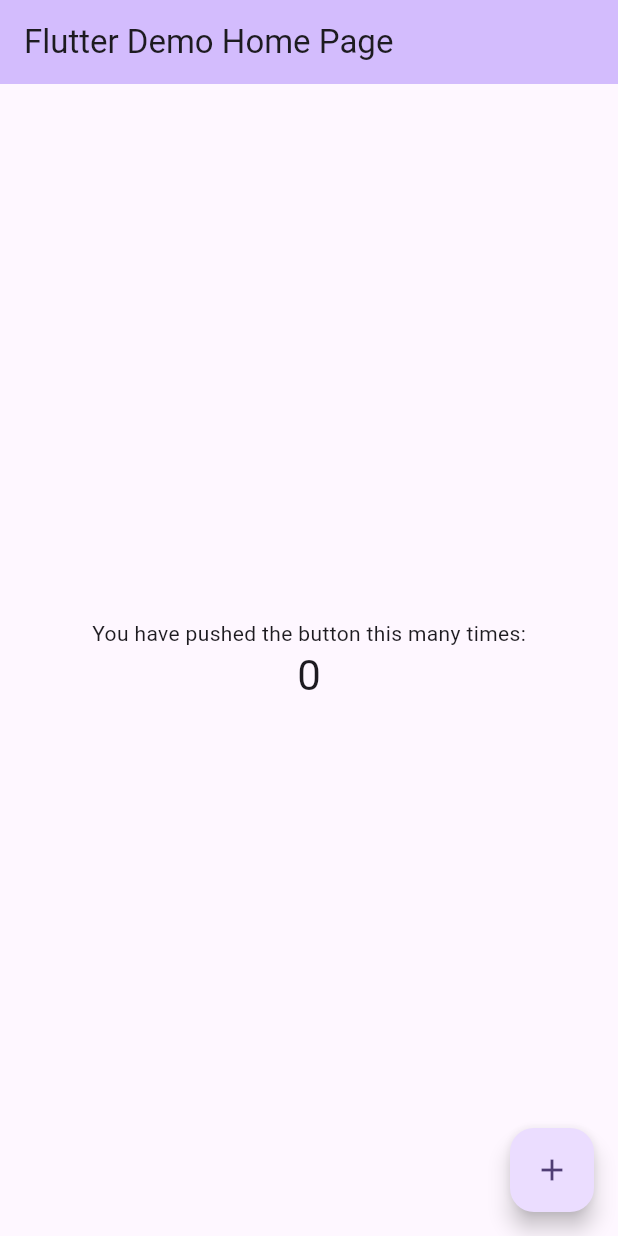
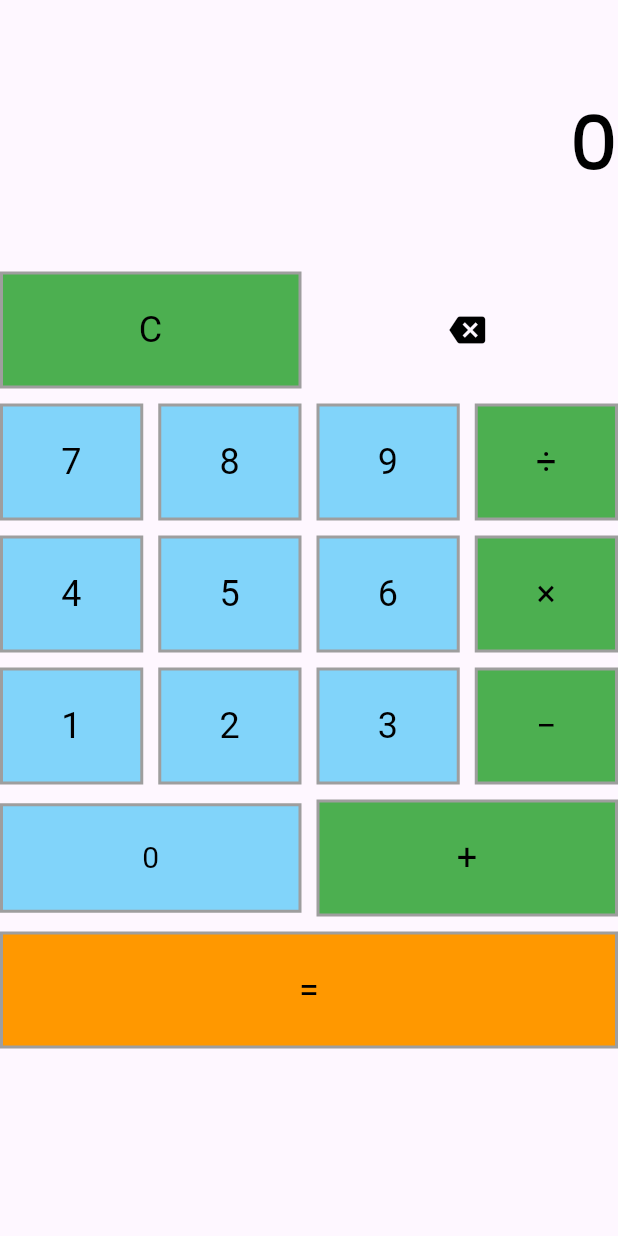
Before and after one commit to Lathavit/midterm_640710561, a Flutter app: the screen it shows after launch, on a phone screen of 412 x 824 dp. Run offline on Flutter 3.47's test engine with Material 3 defaults, Android fonts, the phone set to English and light mode, and no system bars; our stand-ins replace google_fonts.

Commit message:
first commit

```diff
--- a/lib/main.dart
+++ b/lib/main.dart
@@ -1,3 +1,4 @@
+import 'package:midterm_640710561/pages/midterm_640710561.dart';
 import 'package:flutter/material.dart';
 
 void main() {
@@ -11,7 +12,7 @@ class MyApp extends StatelessWidget {
   @override
   Widget build(BuildContext context) {
     return MaterialApp(
-      title: 'Flutter Demo',
+      title: 'MY CALCULATOR',
       theme: ThemeData(
         // This is the theme of your application.
         //
@@ -31,95 +32,7 @@ class MyApp extends StatelessWidget {
         colorScheme: ColorScheme.fromSeed(seedColor: Colors.deepPurple),
         useMaterial3: true,
       ),
-      home: const MyHomePage(title: 'Flutter Demo Home Page'),
+      home: const MyCal(),
     );
   }
 }
-
-class MyHomePage extends StatefulWidget {
-  const MyHomePage({super.key, required this.title});
-
-  // This widget is the home page of your application. It is stateful, meaning
-  // that it has a State object (defined below) that contains fields that affect
-  // how it looks.
-
-  // This class is the configuration for the state. It holds the values (in this
-  // case the title) provided by the parent (in this case the App widget) and
-  // used by the build method of the State. Fields in a Widget subclass are
-  // always marked "final".
-
-  final String title;
-
-  @override
-  State<MyHomePage> createState() => _MyHomePageState();
-}
-
-class _MyHomePageState extends State<MyHomePage> {
-  int _counter = 0;
-
-  void _incrementCounter() {
-    setState(() {
-      // This call to setState tells the Flutter framework that something has
-      // changed in this State, which causes it to rerun the build method below
-      // so that the display can reflect the updated values. If we changed
-      // _counter without calling setState(), then the build method would not be
-      // called again, and so nothing would appear to happen.
-      _counter++;
-    });
-  }
-
-  @override
-  Widget build(BuildContext context) {
-    // This method is rerun every time setState is called, for instance as done
-    // by the _incrementCounter method above.
-    //
-    // The Flutter framework has been optimized to make rerunning build methods
-    // fast, so that you can just rebuild anything that needs updating rather
-    // than having to individually change instances of widgets.
-    return Scaffold(
-      appBar: AppBar(
-        // TRY THIS: Try changing the color here to a specific color (to
-        // Colors.amber, perhaps?) and trigger a hot reload to see the AppBar
-        // change color while the other colors stay the same.
-        backgroundColor: Theme.of(context).colorScheme.inversePrimary,
-        // Here we take the value from the MyHomePage object that was created by
-        // the App.build method, and use it to set our appbar title.
-        title: Text(widget.title),
-      ),
-      body: Center(
-        // Center is a layout widget. It takes a single child and positions it
-        // in the middle of the parent.
-        child: Column(
-          // Column is also a layout widget. It takes a list of children and
-          // arranges them vertically. By default, it sizes itself to fit its
-          // children horizontally, and tries to be as tall as its parent.
-          //
-          // Column has various properties to control how it sizes itself and
-          // how it positions its children. Here we use mainAxisAlignment to
-          // center the children vertically; the main axis here is the vertical
-          // axis because Columns are vertical (the cross axis would be
-          // horizontal).
-          //
-          // TRY THIS: Invoke "debug painting" (choose the "Toggle Debug Paint"
-          // action in the IDE, or press "p" in the console), to see the
-          // wireframe for each widget.
-          mainAxisAlignment: MainAxisAlignment.center,
-          children: <Widget>[
-            const Text(
-              'You have pushed the button this many times:',
-            ),
-            Text(
-              '$_counter',
-              style: Theme.of(context).textTheme.headlineMedium,
-            ),
-          ],
-        ),
-      ),
-      floatingActionButton: FloatingActionButton(
-        onPressed: _incrementCounter,
-        tooltip: 'Increment',
-        child: const Icon(Icons.add),
-      ), // This trailing comma makes auto-formatting nicer for build methods.
-    );
-  }
-}
--- /dev/null
+++ b/lib/pages/midterm_640710561.dart
@@ -0,0 +1,233 @@
+import 'package:flutter/material.dart';
+import 'package:google_fonts/google_fonts.dart';
+
+class MyCal extends StatefulWidget {
+  const MyCal({Key? key}) : super(key: key);
+
+  @override
+  State<MyCal> createState() => _MyCalState();
+}
+
+class _MyCalState extends State<MyCal> {
+  var _text = "0";
+
+  static const addSign = "\u002B";
+  static const subtractSign = "\u2212";
+  static const multiplySign = "\u00D7";
+  static const divideSign = "\u00F7";
+  static const equalSign = "\u003D";
+
+  bool isMathOperationSign(String character) {
+    return character == addSign ||
+        character == subtractSign ||
+        character == multiplySign ||
+        character == divideSign;
+  }
+
+  Widget buildItem({
+    IconData? icon,
+    String? label,
+    required String number,
+    Color color = Colors.black,
+  }) {
+    Widget childWidget;
+
+    // Assign different colors based on the button type
+    Color? buttonColor = Colors.lightBlue[200];
+
+    if (number == "C" ||
+        number == "" ||
+        number == "=" ||
+        number == addSign ||
+        number == subtractSign ||
+        number == multiplySign ||
+        number == divideSign) {
+      buttonColor =
+          Colors.green; // Color for "C", backspace, and mathematical signs
+    }
+
+    if (number == equalSign) {
+      buttonColor = Colors.orange; // Color for "="
+    }
+
+    double fontSize = (number == "0")
+        ? 20.0
+        : 24.0; // Adjust font size for "0" to match other numeric buttons
+
+    if (number == "") {
+      childWidget = Icon(icon, color: color);
+    } else {
+      childWidget = Text(
+        number,
+        textAlign: TextAlign.center,
+        style: GoogleFonts.notoSansThai(
+          color: color,
+          fontSize: fontSize,
+        ),
+      );
+    }
+
+    return Expanded(
+      child: InkWell(
+        onTap: () {
+          setState(() {
+            if (number == "C" || number == "=") {
+              _text = "0";
+            } else if (number == "" && icon == Icons.backspace) {
+              _text =
+                  _text.length > 1 ? _text.substring(0, _text.length - 1) : "0";
+            } else if (_text == "0" || _text.contains('_')) {
+              // If the displayed number is "0" or contains an underscore,
+              // replace it with the selected number or sign
+              _text = number;
+            } else if (_text == "0" || _text.contains('_')) {
+              // If the displayed number is "0" or contains an underscore,
+              // replace it with the selected number only if the last character is not a sign
+              _text = (_text == "0" && number != "0") ||
+                      _text.contains('_') ||
+                      _text.isEmpty
+                  ? number
+                  : (_text.endsWith(addSign) ||
+                          _text.endsWith(subtractSign) ||
+                          _text.endsWith(multiplySign) ||
+                          _text.endsWith(divideSign)
+                      ? (isMathOperationSign(number) ? _text : number)
+                      : number);
+            } else if (isMathOperationSign(number)) {
+              // If the new character is a mathematical operation sign,
+              // and the last character is not a mathematical operation sign, add it
+              if (!isMathOperationSign(_text[_text.length - 1])) {
+                _text += number;
+              }
+            } else {
+              _text += number;
+            }
+          });
+        },
+        child: Container(
+          padding: const EdgeInsets.symmetric(vertical: 20.0),
+          decoration: number.isNotEmpty
+              ? BoxDecoration(
+                  color: buttonColor,
+                  border: Border.all(
+                    color: Colors.grey,
+                    width: 2.0,
+                  ),
+                )
+              : null,
+          child: Center(child: childWidget),
+        ),
+      ),
+    );
+  }
+
+  @override
+  Widget build(BuildContext context) {
+    var itemList = [
+      SizedBox(height: 60.0),
+      Row(
+        mainAxisAlignment: MainAxisAlignment.end,
+        children: [
+          Text(
+            _text,
+            style: GoogleFonts.poppins(
+                fontSize: 50.0,
+                fontWeight: FontWeight.w500,
+                color: Colors.black),
+          ),
+        ],
+      ),
+      SizedBox(height: 50.0),
+      Row(
+        mainAxisAlignment: MainAxisAlignment.center,
+        children: [
+          buildItem(number: "C"),
+          SizedBox(width: 10.0),
+          buildItem(number: "", icon: Icons.backspace),
+        ],
+      ),
+      SizedBox(height: 10.0),
+      Row(
+        mainAxisAlignment: MainAxisAlignment.center,
+        children: [
+          buildItem(number: "7"),
+          SizedBox(width: 10.0),
+          buildItem(number: "8"),
+          SizedBox(width: 10.0),
+          buildItem(number: "9"),
+          SizedBox(width: 10.0),
+          buildItem(number: divideSign),
+        ],
+      ),
+      SizedBox(height: 10.0),
+      Row(
+        mainAxisAlignment: MainAxisAlignment.center,
+        children: [
+          buildItem(number: "4"),
+          SizedBox(width: 10.0),
+          buildItem(number: "5"),
+          SizedBox(width: 10.0),
+          buildItem(number: "6"),
+          SizedBox(width: 10.0),
+          buildItem(number: multiplySign),
+        ],
+      ),
+      SizedBox(height: 10.0),
+      Row(
+        mainAxisAlignment: MainAxisAlignment.center,
+        children: [
+          buildItem(number: "1"),
+          SizedBox(width: 10.0),
+          buildItem(number: "2"),
+          SizedBox(width: 10.0),
+          buildItem(number: "3"),
+          SizedBox(width: 10.0),
+          buildItem(number: subtractSign),
+        ],
+      ),
+      SizedBox(height: 10.0),
+      Row(
+        mainAxisAlignment: MainAxisAlignment.center,
+        children: [
+          buildItem(number: "0"),
+          SizedBox(width: 10.0),
+          buildItem(number: addSign),
+        ],
+      ),
+      SizedBox(height: 10.0),
+      Row(
+        mainAxisAlignment: MainAxisAlignment.center,
+        children: [
+          buildItem(number: equalSign),
+        ],
+      ),
+    ];
+    return Scaffold(
+      body: LayoutBuilder(
+        builder: (context, constraints) {
+          if (constraints.maxWidth > 600) {
+            // Use the responsive layout for larger screens
+            return SingleChildScrollView(
+              child: Center(
+                child: Column(
+                  mainAxisAlignment: MainAxisAlignment.center,
+                  children: itemList,
+                ),
+              ),
+            );
+          } else {
+            // Use a different layout for smaller screens
+            return SingleChildScrollView(
+              child: Center(
+                child: Column(
+                  mainAxisAlignment: MainAxisAlignment.center,
+                  children: itemList,
+                ),
+              ),
+            );
+          }
+        },
+      ),
+    );
+  }
+}
--- a/pubspec.yaml
+++ b/pubspec.yaml
@@ -35,6 +35,7 @@ dependencies:
   # The following adds the Cupertino Icons font to your application.
   # Use with the CupertinoIcons class for iOS style icons.
   cupertino_icons: ^1.0.2
+  google_fonts: ^6.1.0
 
 dev_dependencies:
   flutter_test:
```
Also changed, not shown: pubspec.lock, 2 other files.
